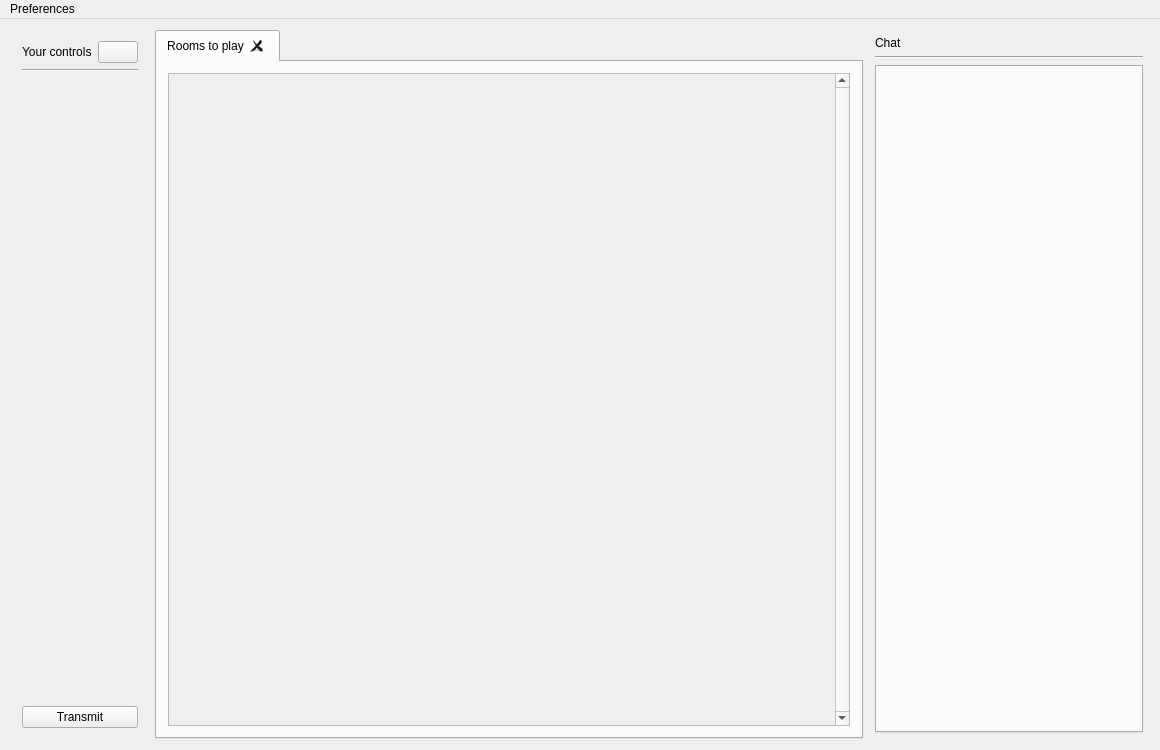
This is src/jamtaba/gui/mainframe.ui in elieserdejesus/JamTaba as Qt 5 draws it before an edit. The edited form follows.
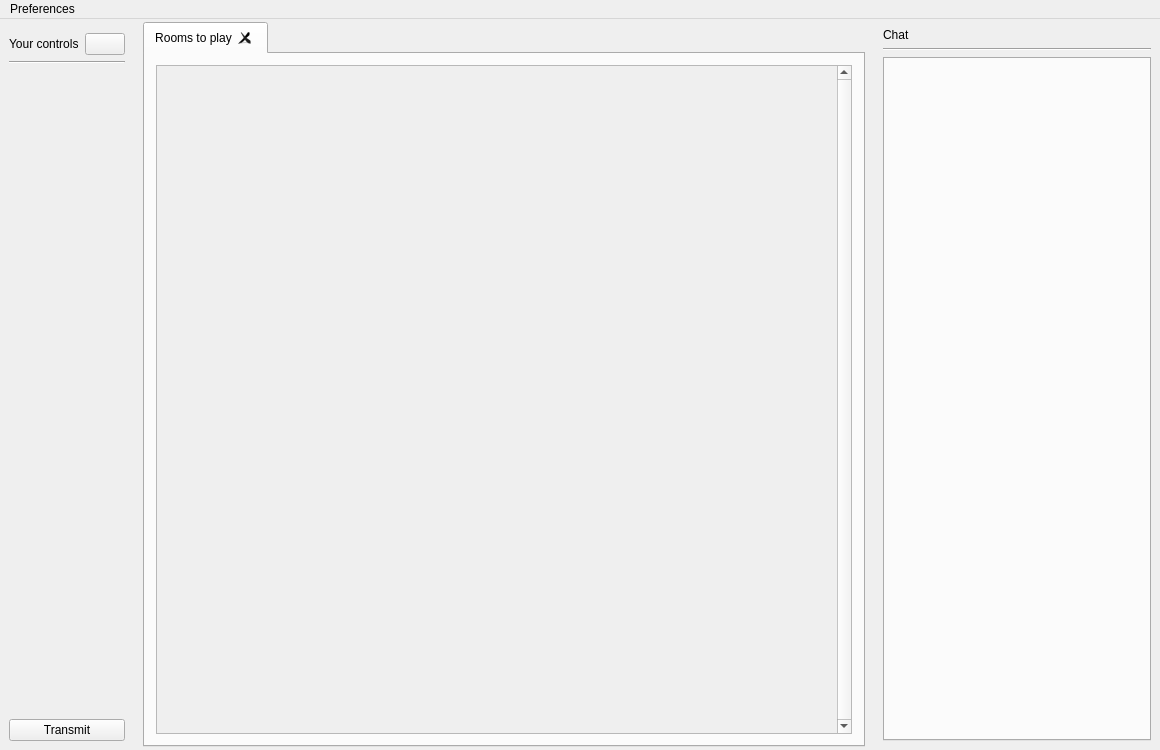
This is the edited form. Icons and pictures are not drawn.

```diff
--- a/src/jamtaba/gui/mainframe.ui
+++ b/src/jamtaba/gui/mainframe.ui
@@ -21,12 +21,36 @@
   </property>
   <widget class="QWidget" name="centralWidget">
    <layout class="QHBoxLayout" name="horizontalLayout">
+    <property name="spacing">
+     <number>12</number>
+    </property>
     <property name="sizeConstraint">
      <enum>QLayout::SetDefaultConstraint</enum>
     </property>
+    <property name="leftMargin">
+     <number>3</number>
+    </property>
+    <property name="topMargin">
+     <number>3</number>
+    </property>
+    <property name="rightMargin">
+     <number>3</number>
+    </property>
+    <property name="bottomMargin">
+     <number>3</number>
+    </property>
     <item>
      <widget class="QWidget" name="leftPanel" native="true">
       <layout class="QGridLayout" name="gridLayout">
+       <property name="leftMargin">
+        <number>6</number>
+       </property>
+       <property name="rightMargin">
+        <number>6</number>
+       </property>
+       <property name="bottomMargin">
+        <number>6</number>
+       </property>
        <item row="0" column="0">
         <widget class="QLabel" name="labelSectionTitle">
          <property name="sizePolicy">
@@ -171,11 +195,26 @@
                <rect>
                 <x>0</x>
                 <y>0</y>
-                <width>688</width>
-                <height>662</height>
+                <width>694</width>
+                <height>674</height>
                </rect>
               </property>
               <layout class="QVBoxLayout" name="verticalLayout_6">
+               <property name="spacing">
+                <number>50</number>
+               </property>
+               <property name="leftMargin">
+                <number>0</number>
+               </property>
+               <property name="topMargin">
+                <number>0</number>
+               </property>
+               <property name="rightMargin">
+                <number>0</number>
+               </property>
+               <property name="bottomMargin">
+                <number>0</number>
+               </property>
                <item>
                 <widget class="QWidget" name="allRoomsContent" native="true">
                  <property name="sizePolicy">
```
Left out of the diff: 26 changed lines with no effect on the pictures.
